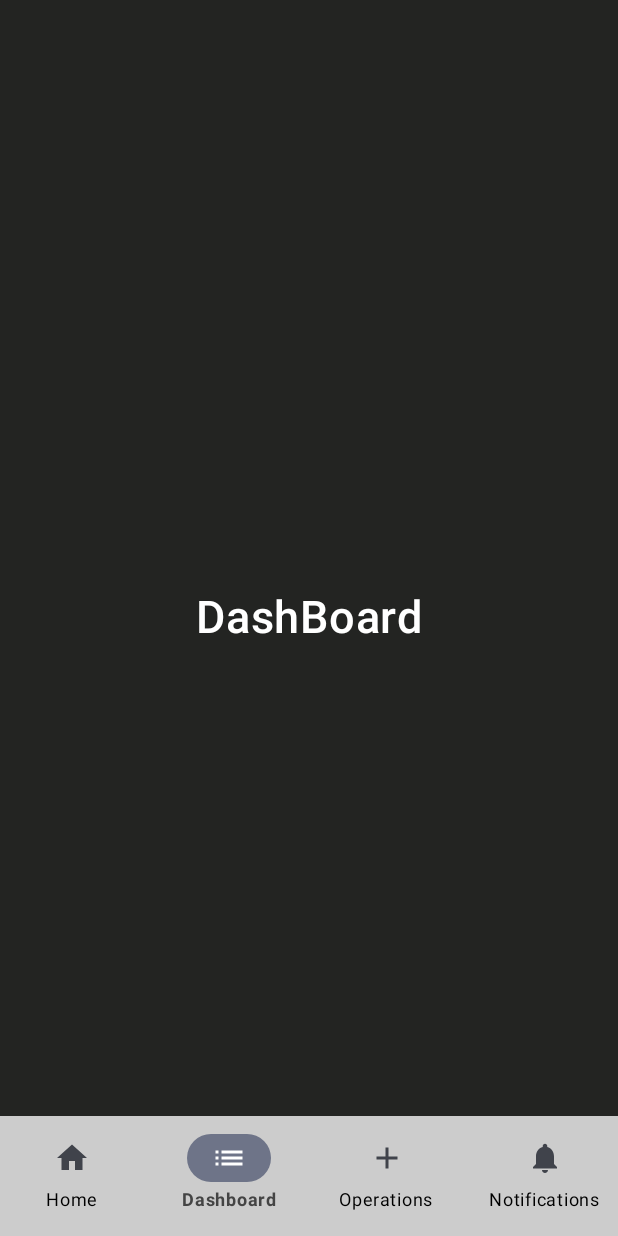
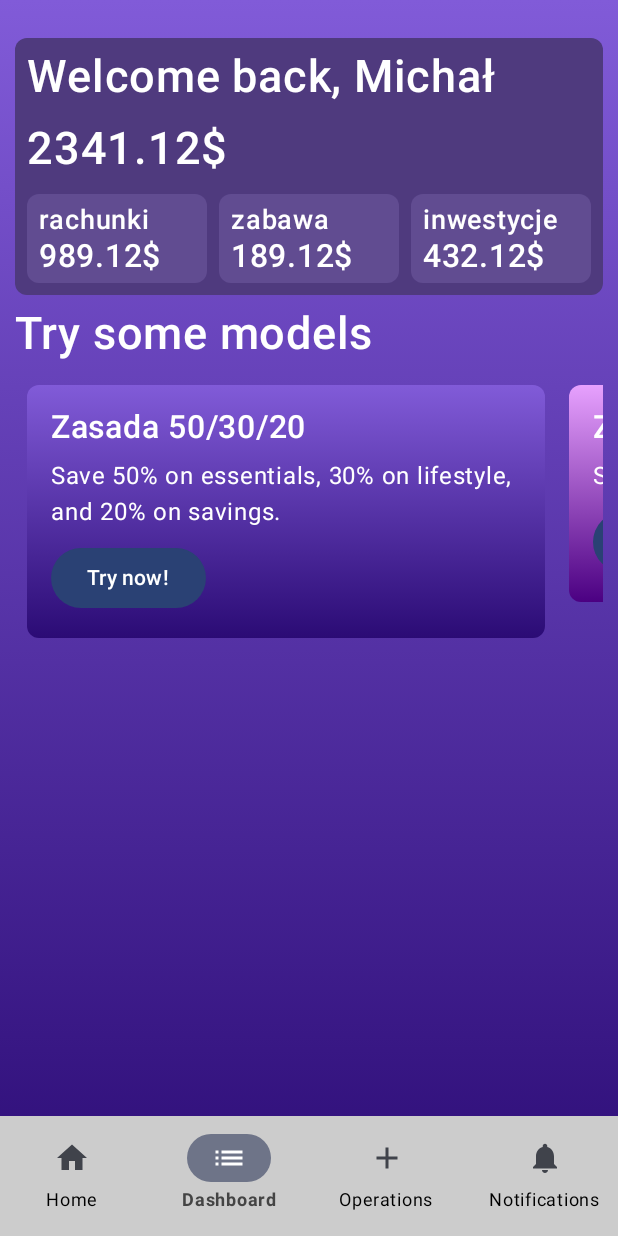
Before and after one commit to TEHAQUE/PocketPlanner, an Android app built with Jetpack Compose: the screen it shows after launch (MainActivity), item 2 of the bottom bar chosen, on a phone screen of 412 x 824 dp. Run offline under Robolectric (Android 15) with nearby library versions, the phone set to English and light mode, and no system bars; our stand-ins replace Room's generated code.

Commit message:
added static dashboard

```diff
--- a/app/build.gradle.kts
+++ b/app/build.gradle.kts
@@ -67,6 +67,7 @@ dependencies {
     androidTestImplementation(libs.androidx.ui.test.junit4)
     debugImplementation(libs.androidx.ui.tooling)
     debugImplementation(libs.androidx.ui.test.manifest)
+    implementation("androidx.compose.runtime:runtime-livedata:1.6.8")
     val room_version = "2.6.1"
 
     implementation("androidx.room:room-runtime:$room_version")
--- a/app/src/main/java/com/example/pocketplaner/comps/DashBoard.kt
+++ b/app/src/main/java/com/example/pocketplaner/comps/DashBoard.kt
@@ -2,28 +2,205 @@ package com.example.pocketplaner.comps
 
 import androidx.compose.foundation.background
 import androidx.compose.foundation.layout.Arrangement
+import androidx.compose.foundation.layout.Box
 import androidx.compose.foundation.layout.Column
+import androidx.compose.foundation.layout.Row
+import androidx.compose.foundation.layout.Spacer
 import androidx.compose.foundation.layout.fillMaxSize
+import androidx.compose.foundation.layout.fillMaxWidth
+import androidx.compose.foundation.layout.height
+import androidx.compose.foundation.layout.padding
+import androidx.compose.foundation.layout.width
+import androidx.compose.foundation.lazy.LazyRow
+import androidx.compose.foundation.lazy.items
+import androidx.compose.foundation.shape.RoundedCornerShape
+import androidx.compose.material3.Button
 import androidx.compose.material3.Text
 import androidx.compose.runtime.Composable
 import androidx.compose.ui.Alignment
 import androidx.compose.ui.Modifier
+import androidx.compose.ui.draw.clip
+import androidx.compose.ui.focus.focusModifier
+import androidx.compose.ui.graphics.Brush
 import androidx.compose.ui.graphics.Color
+import androidx.compose.ui.text.font.FontVariation.weight
 import androidx.compose.ui.text.font.FontWeight
+import androidx.compose.ui.unit.dp
 import androidx.compose.ui.unit.sp
 
+data class SavingsModel(
+    val name: String,
+    val description: String,
+    val gradientColors: List<Color>
+)
 @Composable
 fun DashBoard(modifier: Modifier = Modifier) {
     Column (
         modifier = modifier
             .fillMaxSize()
-            .background(Color(0xFF232422)),
-        verticalArrangement = Arrangement.Center,
-        horizontalAlignment = Alignment.CenterHorizontally
-    ){
-        Text(text = "DashBoard",
+            .background(
+                brush = Brush.verticalGradient(
+                    colors = listOf(Color(0xFF815BD8), Color(0xFF2B0B75))
+                )
+            )
+            .padding(start = 10.dp, top = 25.dp, end = 10.dp, bottom = 110.dp),
+    ) {
+        Column(
+            modifier = Modifier
+                .fillMaxWidth()
+                .clip(RoundedCornerShape(8.dp))
+                .background(Color(0xFF4F3A7E))
+                .padding(8.dp)
+        ) {
+            Text(
+                text = "Welcome back, " + "Michał",
+                fontSize = 30.sp,
+                fontWeight = FontWeight.SemiBold,
+                color = Color.White
+            )
+            Spacer(modifier = Modifier.height(12.dp))
+            Text(
+                text = "2341.12" + "$",
+                fontSize = 30.sp,
+                fontWeight = FontWeight.SemiBold,
+                color = Color.White
+            )
+            Spacer(modifier = Modifier.height(12.dp))
+            Row(
+                modifier = Modifier
+                    .fillMaxWidth()
+            ) {
+                Column(
+                    modifier = Modifier
+                        .weight(1f)
+                        .clip(RoundedCornerShape(8.dp))
+                        .background(Color(0xFF614C91))
+                        .padding(start = 8.dp, top = 5.dp, end = 8.dp, bottom = 5.dp)
+                ) {
+                    Text(
+                        text = "rachunki",
+                        fontSize = 18.sp,
+                        fontWeight = FontWeight.SemiBold,
+                        color = Color.White
+                    )
+                    Text(
+                        text = "989.12" + "$",
+                        fontSize = 21.sp,
+                        fontWeight = FontWeight.SemiBold,
+                        color = Color.White
+                    )
+                }
+                Spacer(modifier = Modifier.width(8.dp))
+                Column(
+                    modifier = Modifier
+                        .weight(1f)
+                        .clip(RoundedCornerShape(8.dp))
+                        .background(Color(0xFF614C91))
+                        .padding(start = 8.dp, top = 5.dp, end = 8.dp, bottom = 5.dp)
+                ) {
+                    Text(
+                        text = "zabawa",
+                        fontSize = 18.sp,
+                        fontWeight = FontWeight.SemiBold,
+                        color = Color.White
+                    )
+                    Text(
+                        text = "189.12" + "$",
+                        fontSize = 21.sp,
+                        fontWeight = FontWeight.SemiBold,
+                        color = Color.White
+                    )
+                }
+                Spacer(modifier = Modifier.width(8.dp))
+                Column(
+                    modifier = Modifier
+                        .weight(1f)
+                        .clip(RoundedCornerShape(8.dp))
+                        .background(Color(0xFF614C91))
+                        .padding(start = 8.dp, top = 5.dp, end = 8.dp, bottom = 5.dp)
+                ) {
+                    Text(
+                        text = "inwestycje",
+                        fontSize = 18.sp,
+                        fontWeight = FontWeight.SemiBold,
+                        color = Color.White
+                    )
+                    Text(
+                        text = "432.12" + "$",
+                        fontSize = 21.sp,
+                        fontWeight = FontWeight.SemiBold,
+                        color = Color.White
+                    )
+                }
+            }
+        }
+        Spacer(modifier = Modifier.height(8.dp))
+        Text(
+            text = "Try some models",
             fontSize = 30.sp,
             fontWeight = FontWeight.SemiBold,
-            color = Color.White)
+            color = Color.White
+        )
+        Spacer(modifier = Modifier.height(8.dp))
+        LazyRow(
+            modifier = Modifier.fillMaxWidth()
+        ) {
+            val savingsModels = listOf(
+                SavingsModel(
+                    name = "Zasada 50/30/20",
+                    description = "Save 50% on essentials, 30% on lifestyle, and 20% on savings.",
+                    gradientColors = listOf(Color(0xFF815BD8), Color(0xFF2B0B75))
+                ),
+                SavingsModel(
+                    name = "Zasada 80/20",
+                    description = "Spend 80% on necessities and save 20%.",
+                    gradientColors = listOf(Color(0xFFE7A1FE), Color(0xFF4B0082))
+                ),
+                SavingsModel(
+                    name = "Zasada 70/20/10",
+                    description = "Allocate 70% for living expenses, 20% for savings, and 10% for investments.",
+                    gradientColors = listOf(Color(0xFF7FFFD4), Color(0xFF00CED1))
+                ),
+                SavingsModel(
+                    name = "Zasada 60/20/20",
+                    description = "Use 60% for essentials, 20% for lifestyle, and 20% for savings.",
+                    gradientColors = listOf(Color(0xFFFFD700), Color(0xFFFF6347))
+                )
+            )
+            items(savingsModels) { model ->
+                Box(
+                    modifier = Modifier
+                        .padding(8.dp)
+                        .clip(RoundedCornerShape(8.dp))
+                        .background(
+                            brush = Brush.verticalGradient(
+                                colors = model.gradientColors
+                            )
+                        )
+                        .padding(16.dp)
+                        .fillParentMaxWidth(.8f)
+                        .align(Alignment.CenterHorizontally)
+                ) {
+                    Column {
+                        Text(
+                            text = model.name,
+                            fontSize = 21.sp,
+                            color = Color.White,
+                            fontWeight = FontWeight.SemiBold
+                        )
+                        Spacer(modifier = Modifier.height(8.dp))
+                        Text(
+                            text = model.description,
+                            fontSize = 16.sp,
+                            color = Color.White,
+                        )
+                        Spacer(modifier = Modifier.height(8.dp))
+                        Button(onClick = { /*TODO*/ }) {
+                            Text(text = "Try now!")
+                        }
+                    }
+                }
+            }
+        }
     }
 }
--- a/app/src/main/java/com/example/pocketplaner/comps/OperationsPage.kt
+++ b/app/src/main/java/com/example/pocketplaner/comps/OperationsPage.kt
@@ -2,6 +2,7 @@ package com.example.pocketplaner.comps
 
 import android.media.VolumeShaper.Operation
 import androidx.compose.foundation.background
+import androidx.compose.foundation.border
 import androidx.compose.foundation.layout.Arrangement
 import androidx.compose.foundation.layout.Column
 import androidx.compose.foundation.layout.Row
@@ -11,6 +12,7 @@ import androidx.compose.foundation.layout.padding
 import androidx.compose.foundation.lazy.LazyColumn
 import androidx.compose.foundation.lazy.itemsIndexed
 import androidx.compose.foundation.shape.RoundedCornerShape
+import androidx.compose.material3.Button
 import androidx.compose.material3.Icon
 import androidx.compose.material3.IconButton
 import androidx.compose.material3.OutlinedTextField
@@ -27,6 +29,7 @@ import androidx.compose.ui.Modifier
 import androidx.compose.ui.draw.clip
 import androidx.compose.ui.graphics.Color
 import androidx.compose.ui.res.painterResource
+import androidx.compose.ui.text.TextStyle
 import androidx.compose.ui.text.font.FontWeight
 import androidx.compose.ui.text.input.TextFieldValue
 import androidx.compose.ui.unit.dp
@@ -63,12 +66,66 @@ fun OperationsPage(modifier: Modifier = Modifier) {
             .background(Color(0xFF9477D8))
             .padding(start = 8.dp, top = 25.dp, end = 8.dp, bottom = 110.dp)
     ){
-        Row(){
-            OutlinedTextField(value = nameVal, onValueChange = {nameVal = it})
+        Text(
+            text = "Add monthly payout:",
+            fontSize = 30.sp,
+            color = Color.White,
 
-            OutlinedTextField(value = costVal, onValueChange = {costVal = it})
+            modifier = Modifier.padding(8.dp)
+        )
+        Row(
+            modifier = Modifier
+                .fillMaxWidth()
+                .padding(8.dp)
+        ){
+            OutlinedTextField(
+                modifier = Modifier
+                    .weight(2f)
+                    .padding(end = 12.dp)
+                    .border(2.dp, Color(0xFF381D77), RoundedCornerShape(8.dp)),
+                value = nameVal,
+                onValueChange = {nameVal = it} ,
+                placeholder = {
+                    Text(
+                        "Payout name",
+                        style = TextStyle(color = Color.White, fontSize = 21.sp)
+                    )
+                },
+                textStyle =  TextStyle(color = Color.White, fontSize = 21.sp)
+            )
+
+
+            OutlinedTextField(
+                modifier = Modifier
+                    .weight(1f)
+                    .border(2.dp, Color(0xFF381D77), RoundedCornerShape(8.dp)),
+                value = costVal,
+                onValueChange = {costVal = it} ,
+                placeholder = {
+                    Text(
+                        "Price",
+                        style = TextStyle(color = Color.White, fontSize = 21.sp)
+                    )
+                }
+            )
         }
-        Text(text = "Subscriptions")
+        Button(
+            onClick = { /* TODO */ },
+            shape = RoundedCornerShape(6.dp),
+            modifier = Modifier
+                .fillMaxWidth()
+                .padding(horizontal = 8.dp, vertical = 2.dp)
+
+        ) {
+            Text(text = "Add")
+        }
+        Text(
+            text = "Your payouts:",
+            fontSize = 30.sp,
+            color = Color.White,
+
+            modifier = Modifier.padding(8.dp)
+        )
         LazyColumn(
             content = {
                 itemsIndexed(subList) { index: Int, item: SubEl ->
```
